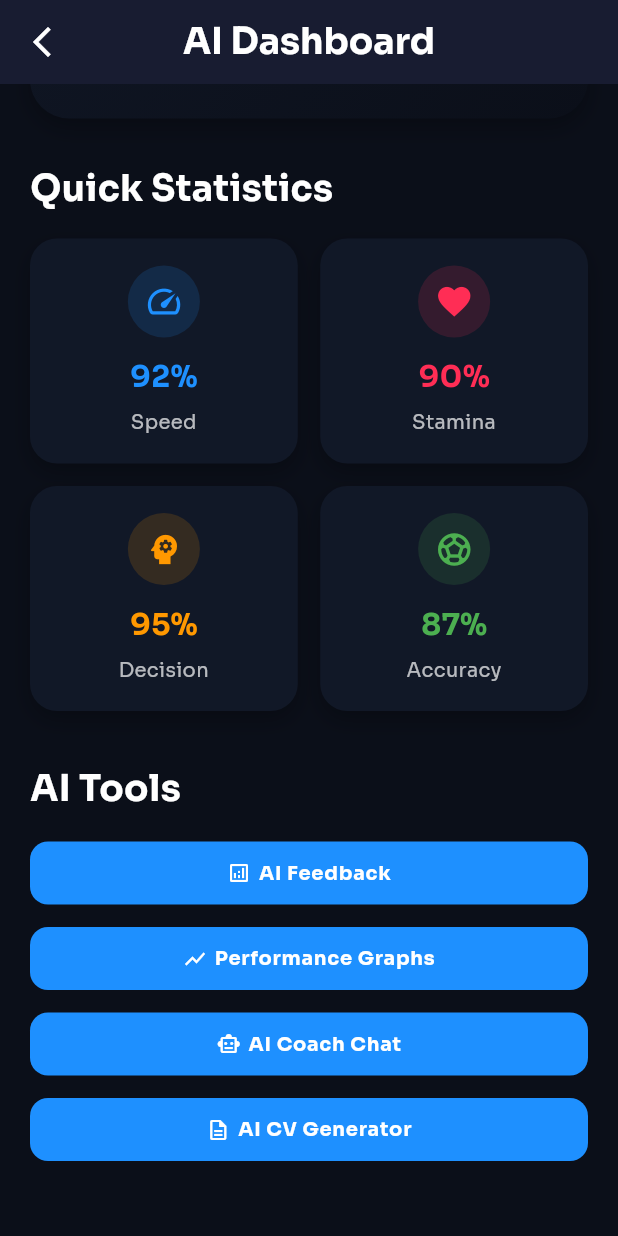
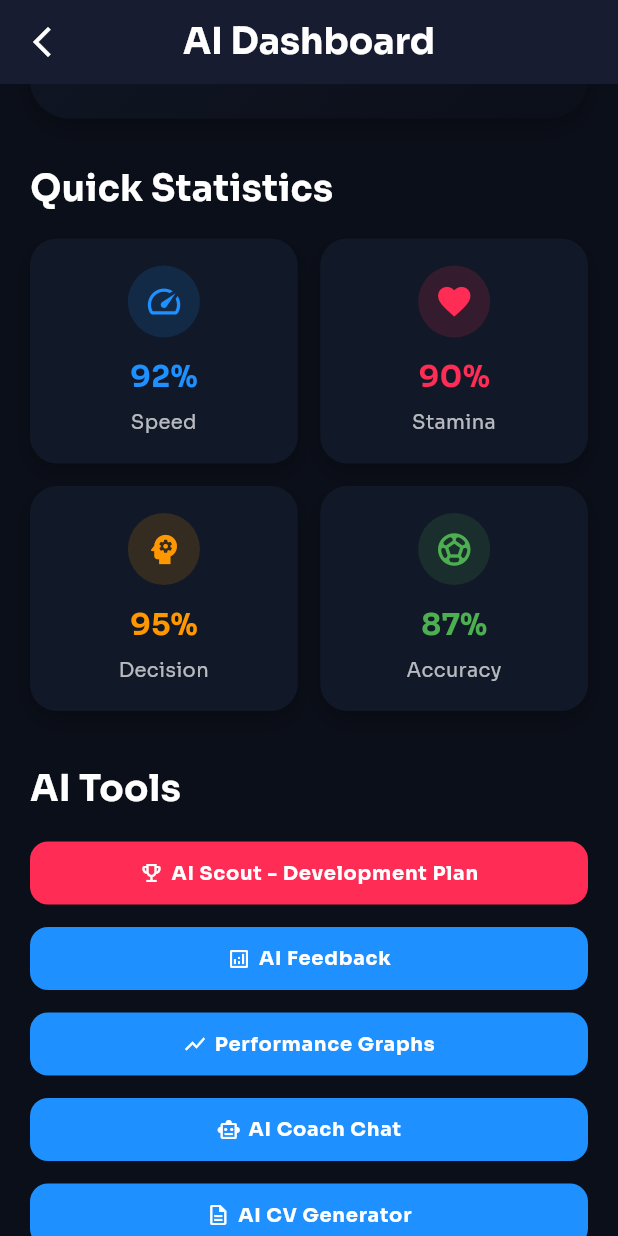
Before and after one commit to Ayatabdelazeez/SPOT_ME-main, a Flutter app: the AiDashboardScreen screen opened by its route, scrolled down 394 dp, on a phone screen of 412 x 824 dp. Run offline on Flutter 3.47's test engine with Material 3 defaults, Android fonts, the light colour scheme and no system bars; our stand-ins replace equatable, file_picker, fl_chart, flutter_bloc, google_fonts, image_picker and 1 more; accounts and stored records are empty.

Commit message:
Add AI Scout button to dashboard
Added a new button for navigating to the AI Scout screen in the AI dashboard.

```diff
--- a/lib/screens/ai/ai_dashboard_screen.dart
+++ b/lib/screens/ai/ai_dashboard_screen.dart
@@ -10,6 +10,7 @@ import 'performance_graphs_screen.dart';
 
 import 'ai_cv_generator_screen.dart';
 import 'cv_chat_screen.dart';
+import 'ai_scout_screen.dart';
 
 class AiDashboardScreen extends StatelessWidget {
   const AiDashboardScreen({super.key});
@@ -229,6 +230,22 @@ class AiDashboardScreen extends StatelessWidget {
               const SizedBox(height: 18),
 
               CustomButton(
+                text: "AI Scout - Development Plan",
+                icon: Icons.emoji_events_outlined,
+                backgroundColor: AppColors.red,
+                onPressed: () {
+                  Navigator.push(
+                    context,
+                    MaterialPageRoute(
+                      builder: (_) => const AiScoutScreen(),
+                    ),
+                  );
+                },
+              ),
+
+              const SizedBox(height: 15),
+
+              CustomButton(
                 text: "AI Feedback",
                 icon: Icons.analytics_outlined,
                 onPressed: () {
```
